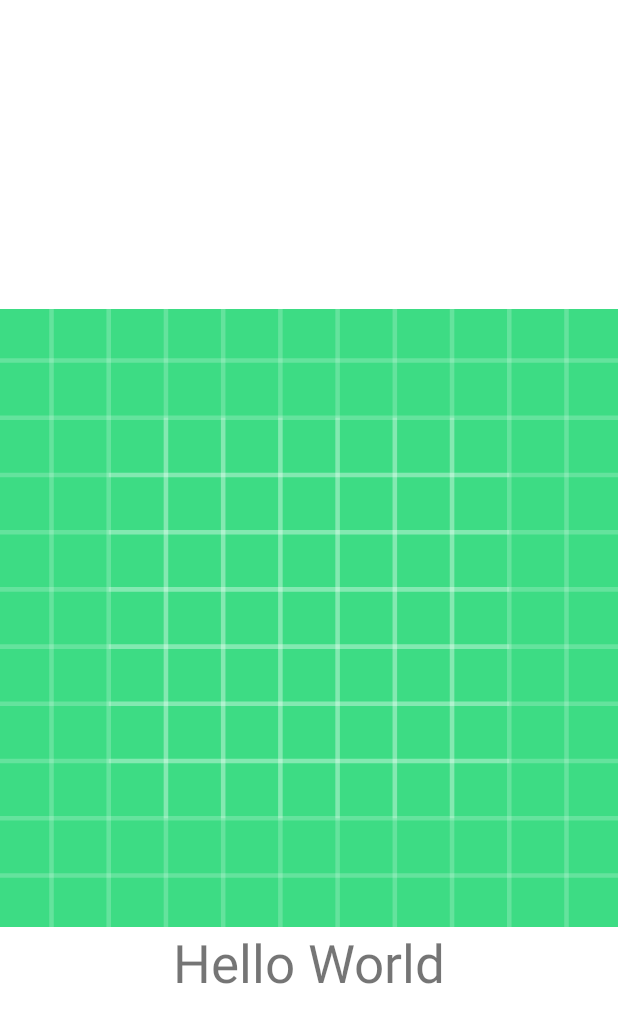
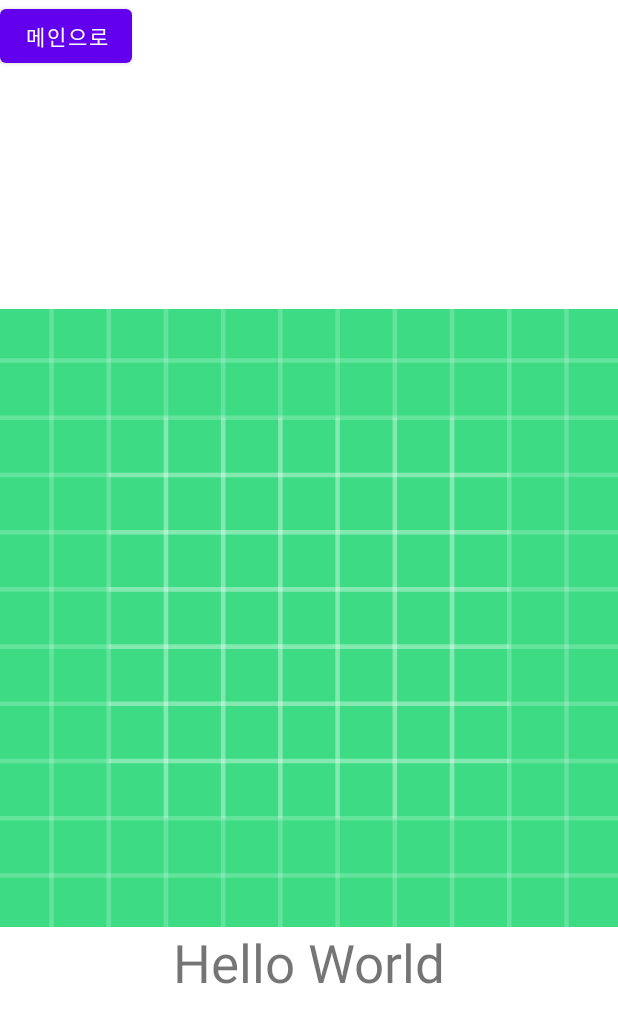
Before and after one commit to Y-greatigr/WasteSorting-Mobile, an Android app: the layout content_result.xml on its own in the app's theme, with its tools: preview values and no code run, on a phone screen of 412 x 824 dp. Shown: the top 1023 px of the screen. Run offline under Robolectric (Android 15) with nearby library versions, the phone set to English and light mode, and no system bars.

Commit message:
modify several options

```diff
--- a/sortingMobile/app/build.gradle
+++ b/sortingMobile/app/build.gradle
@@ -10,7 +10,7 @@ android {
 
     defaultConfig {
         applicationId "com.cookandroid.sorting_mobile"
-        minSdkVersion 16
+        minSdkVersion 30
         targetSdkVersion 30
         versionCode 1
         versionName "1.0"
--- a/sortingMobile/app/src/main/java/com/cookandroid/sorting_mobile/Result.kt
+++ b/sortingMobile/app/src/main/java/com/cookandroid/sorting_mobile/Result.kt
@@ -6,6 +6,7 @@ import android.widget.ImageView
 import android.widget.TextView
 import androidx.appcompat.app.AppCompatActivity
 import androidx.appcompat.widget.Toolbar
+import kotlinx.android.synthetic.main.content_result.*
 
 class Result : AppCompatActivity() {
     override fun onCreate(savedInstanceState: Bundle?) {
@@ -19,5 +20,9 @@ class Result : AppCompatActivity() {
         imageView.setImageBitmap(imageBitmap)
         val textView = findViewById<TextView>(R.id.label)
         textView.text = pred
+
+        backtomain.setOnClickListener {
+            finish()
+        }
     }
 }
--- a/sortingMobile/app/src/main/res/layout/content_result.xml
+++ b/sortingMobile/app/src/main/res/layout/content_result.xml
@@ -33,4 +33,11 @@
 
         />
 
+    <Button
+        android:layout_width="wrap_content"
+        android:layout_height="wrap_content"
+        android:id="@+id/backtomain"
+        android:text="메인으로"
+        tools:ignore="MissingConstraints" />
+
 </androidx.constraintlayout.widget.ConstraintLayout>
--- a/sortingMobile/app/src/main/res/values-night/themes.xml
+++ b/sortingMobile/app/src/main/res/values-night/themes.xml
@@ -11,6 +11,9 @@
         <item name="colorOnSecondary">@color/black</item>
         <!-- Status bar color. -->
         <item name="android:statusBarColor" tools:targetApi="l">?attr/colorPrimaryVariant</item>
+        <!--title delete-->
+        <item name="windowActionBar">false</item>
+        <item name="windowNoTitle">true</item>
         <!-- Customize your theme here. -->
     </style>
 </resources>
```
Also changed, not shown: sortingMobile/app/src/main/AndroidManifest.xml (+7 -1 lines).
